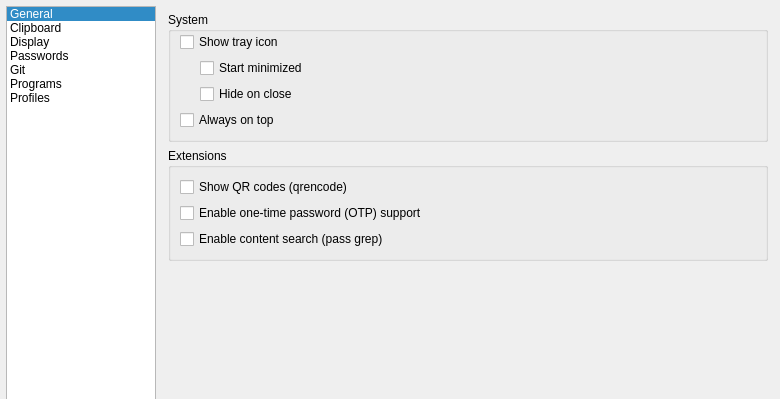
This is src/configdialog.ui in IJHack/QtPass as Qt 5 draws it before an edit; both pictures show x 0 to 780 and y 0 to 399 of the 780 by 640 pixel window. The edited form follows.
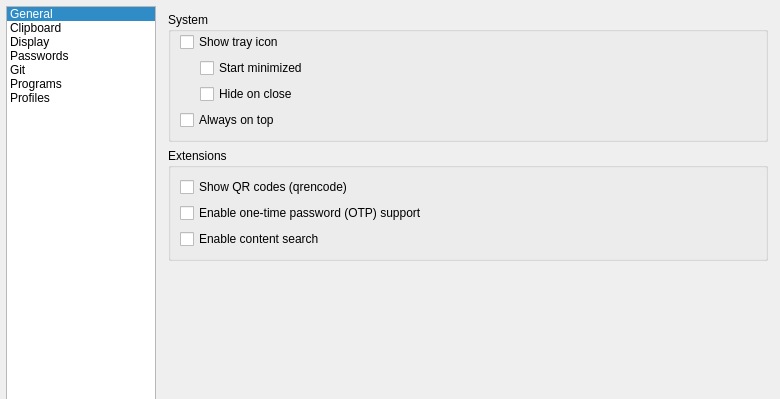
This is the edited form. Icons and pictures are not drawn.

Commit message: Content search: one dialect (PCRE) for both backends, say so everywhere (#2063)

What changed in the file:
```diff
--- a/src/configdialog.ui
+++ b/src/configdialog.ui
@@ -220,7 +220,7 @@
                   <item>
                    <widget class="QCheckBox" name="checkBoxUseGrepSearch">
                     <property name="text">
-                     <string>Enable content search (pass grep)</string>
+                     <string>Enable content search</string>
                     </property>
                     <property name="toolTip">
                      <string>Allow searching inside password file contents. Requires decrypting every file and can be slow on large stores.</string>
```
The commit also changes 10 other files.
